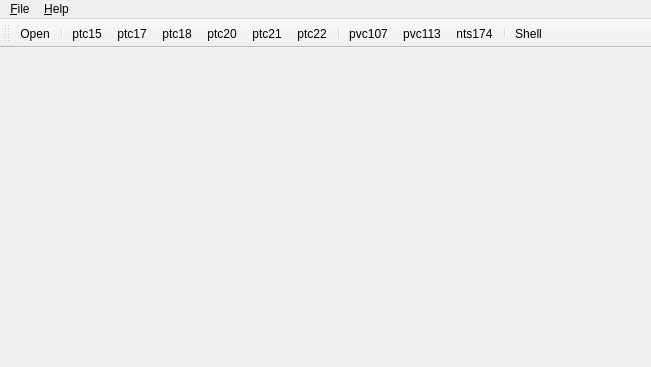
neuropy/neuropy, file neuropy/neuropy.ui: the form before one commit.
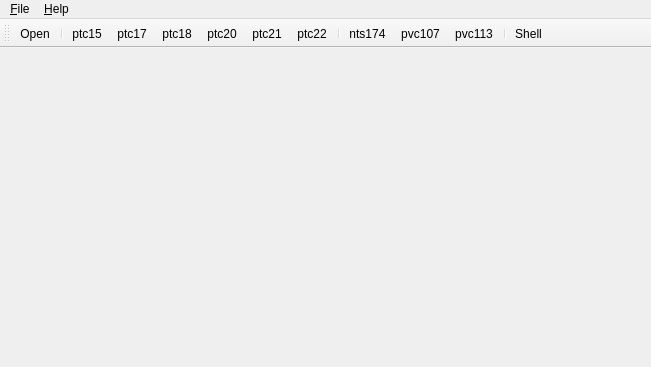
The form after the commit. Icons and pictures are not drawn.

Commit message: Reorder blab animals alphabetically

Diff of the .ui file:
```diff
--- a/neuropy/neuropy.ui
+++ b/neuropy/neuropy.ui
@@ -97,9 +97,9 @@
    <addaction name="action_ptc21"/>
    <addaction name="action_ptc22"/>
    <addaction name="separator"/>
+   <addaction name="action_nts174"/>
    <addaction name="action_pvc107"/>
    <addaction name="action_pvc113"/>
-   <addaction name="action_nts174"/>
    <addaction name="separator"/>
    <addaction name="actionShell"/>
   </widget>
```
The commit also changes 2 other files.
